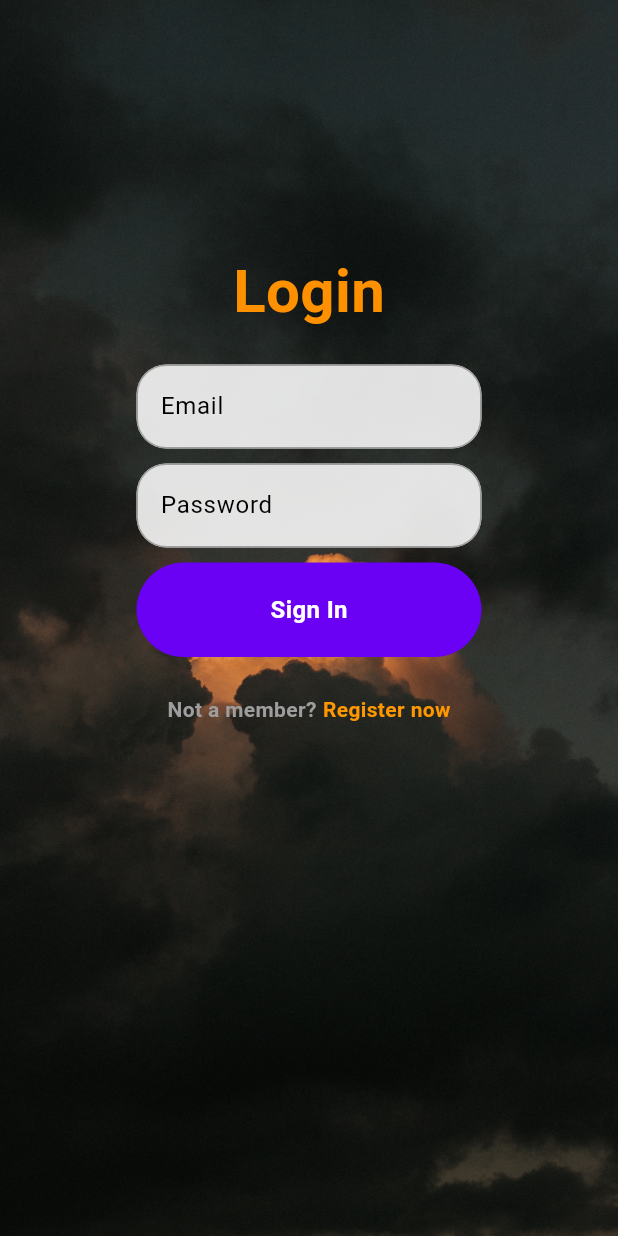
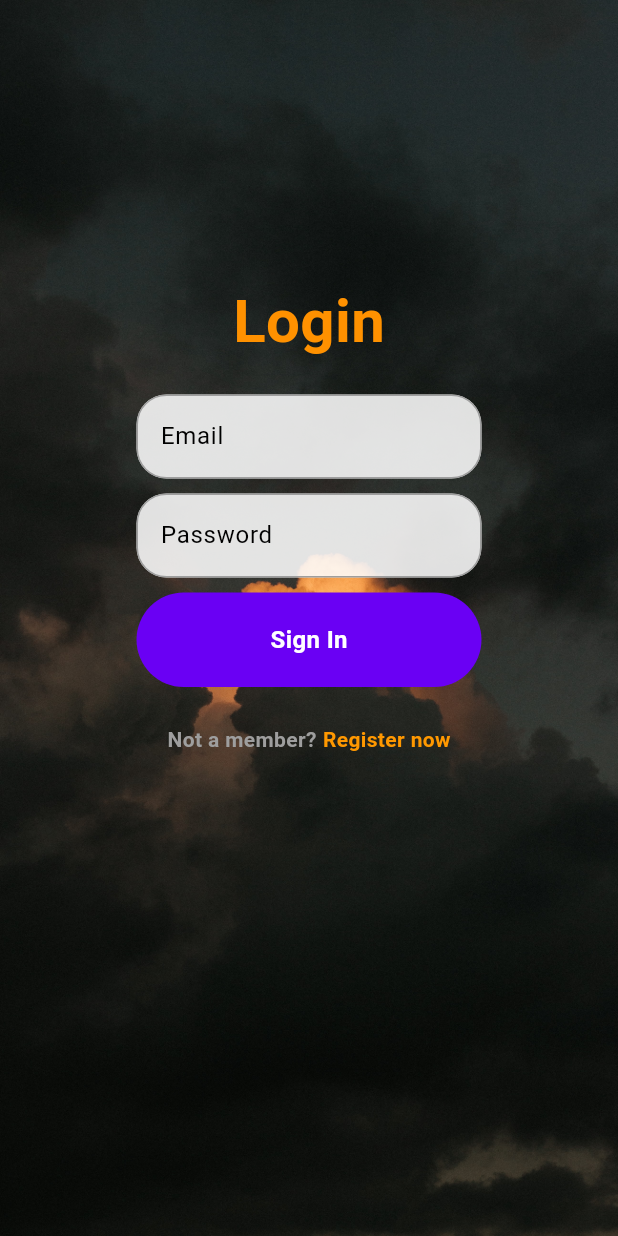
Before and after one commit to AdriaPm/WeatherTune_App, a Flutter app: the screen it shows after launch, on a phone screen of 412 x 824 dp. Run offline on Flutter 3.47's test engine with Material 3 defaults, Android fonts, the phone set to English and light mode, and no system bars; our stand-ins replace bloc, dots_indicator, equatable, firebase_auth, firebase_core, flutter_bloc and 3 more; accounts and stored records are empty.

Commit message:
Everything Working With Variable Aspect Ratios
Pixel 6, Pixel 8, and chrome/edge working.
Awaiting API implementation for Forecast & Favorited Locations pages.
Awaiting Firestore retrieval for Profile Information. Login/Register/Home/ExpandedHomeInfo pages done

```diff
--- a/weather_tune/lib/pages/login_page.dart
+++ b/weather_tune/lib/pages/login_page.dart
@@ -85,6 +85,9 @@ class _LoginPageState extends State<LoginPage> {
                     child: Column(
                       mainAxisAlignment: MainAxisAlignment.start,
                       children: [
+                        const SizedBox(
+                          height: 20,
+                        ),
                         //welcome
                         const Text("Login",
                             style: TextStyle(
--- a/weather_tune/lib/pages/profile_page.dart
+++ b/weather_tune/lib/pages/profile_page.dart
@@ -46,7 +46,7 @@ class ProfilePage extends StatelessWidget {
                       SizedBox(height: margins),
                       ChangeProfilePicture(picture: ProfilePicture(size: 100)),
                       SizedBox(height: margins),
-                      const Username(),
+                      Username(),
                       SizedBox(height: margins),
                     ],
                   )),
```
